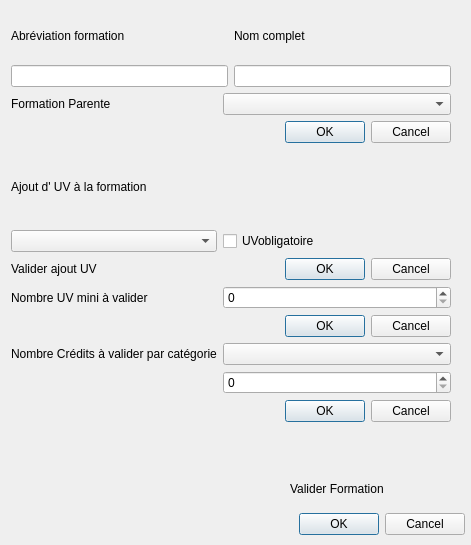
First picture: the form in qt/ui/addformation.ui, repository alecalve/UTProfiler, before the edit.
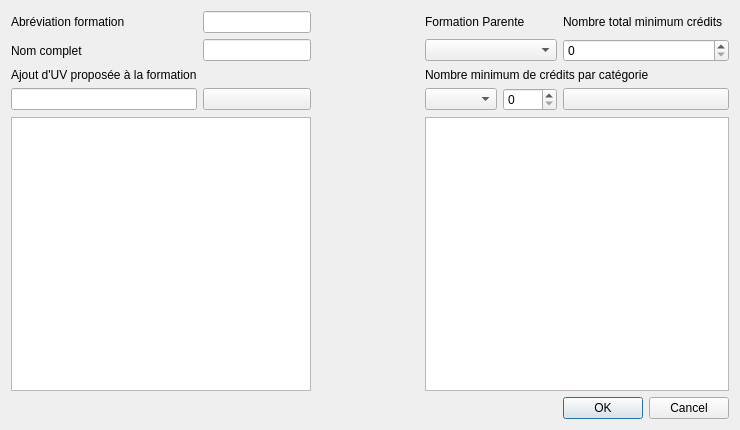
Second picture: the form after the edit. Icons and pictures are not drawn.

Commit message: Refonte de AddFormation

Patch:
```diff
--- a/qt/ui/addformation.ui
+++ b/qt/ui/addformation.ui
@@ -1,36 +1,19 @@
 <?xml version="1.0" encoding="UTF-8"?>
 <ui version="4.0">
- <class>addformation</class>
- <widget class="QWidget" name="addformation">
+ <class>AddFormation</class>
+ <widget class="QDialog" name="AddFormation">
   <property name="geometry">
    <rect>
     <x>0</x>
     <y>0</y>
-    <width>471</width>
-    <height>545</height>
+    <width>740</width>
+    <height>430</height>
    </rect>
   </property>
   <property name="windowTitle">
    <string>Form</string>
   </property>
-  <widget class="QWidget" name="">
-   <property name="geometry">
-    <rect>
-     <x>11</x>
-     <y>12</y>
-     <width>440</width>
-     <height>410</height>
-    </rect>
-   </property>
-   <layout class="QGridLayout" name="gridLayout_2">
-    <item row="0" column="0" colspan="2">
      <layout class="QGridLayout" name="gridLayout">
-      <item row="1" column="1">
-       <widget class="QLineEdit" name="nomEdit"/>
-      </item>
-      <item row="1" column="0">
-       <widget class="QLineEdit" name="abbrEdit"/>
-      </item>
       <item row="0" column="0">
        <widget class="QLabel" name="label_3">
         <property name="text">
@@ -38,142 +21,119 @@
         </property>
        </widget>
       </item>
+   <item row="0" column="5">
+    <widget class="QLabel" name="label_7">
+     <property name="text">
+      <string>Nombre total minimum crédits</string>
+     </property>
+    </widget>
+   </item>
+   <item row="3" column="5">
+    <widget class="QPushButton" name="addCredits">
+     <property name="text">
+      <string/>
+     </property>
+     <property name="icon">
+      <iconset resource="../icons.qrc">
+       <normaloff>:/new/icons/add.png</normaloff>:/new/icons/add.png</iconset>
+     </property>
+    </widget>
+   </item>
+   <item row="5" column="0" colspan="2">
+    <widget class="QTableWidget" name="tableUV"/>
+   </item>
+   <item row="3" column="4">
+    <widget class="QSpinBox" name="spinCatmin">
+     <property name="maximum">
+      <number>1000</number>
+     </property>
+    </widget>
+   </item>
+   <item row="2" column="3" colspan="3">
+    <widget class="QLabel" name="label_8">
+     <property name="text">
+      <string>Nombre minimum de crédits par catégorie</string>
+     </property>
+    </widget>
+   </item>
+   <item row="1" column="2">
+    <spacer name="spacer">
+     <property name="orientation">
+      <enum>Qt::Horizontal</enum>
+     </property>
+     <property name="sizeHint" stdset="0">
+      <size>
+       <width>40</width>
+       <height>20</height>
+      </size>
+     </property>
+    </spacer>
+   </item>
       <item row="0" column="1">
-       <widget class="QLabel" name="label_2">
-        <property name="text">
-         <string>Nom complet</string>
-        </property>
-       </widget>
-      </item>
-     </layout>
-    </item>
-    <item row="2" column="1">
-     <widget class="QDialogButtonBox" name="buttonBox">
-      <property name="standardButtons">
-       <set>QDialogButtonBox::Cancel|QDialogButtonBox::Ok</set>
-      </property>
-     </widget>
-    </item>
-    <item row="6" column="1">
-     <widget class="QSpinBox" name="miniUv">
-      <property name="maximum">
-       <number>50</number>
-      </property>
-     </widget>
-    </item>
-    <item row="1" column="1">
-     <widget class="QComboBox" name="comboBoxParent"/>
-    </item>
-    <item row="7" column="1">
-     <widget class="QDialogButtonBox" name="buttonBox_2">
-      <property name="standardButtons">
-       <set>QDialogButtonBox::Cancel|QDialogButtonBox::Ok</set>
-      </property>
-     </widget>
-    </item>
-    <item row="3" column="0" colspan="2">
-     <widget class="QLabel" name="label">
-      <property name="text">
-       <string>Ajout d' UV à la formation</string>
-      </property>
-     </widget>
-    </item>
-    <item row="1" column="0">
+    <widget class="QLineEdit" name="abbrEdit"/>
+   </item>
+   <item row="0" column="3" colspan="2">
      <widget class="QLabel" name="label_6">
       <property name="text">
        <string>Formation Parente</string>
       </property>
      </widget>
     </item>
-    <item row="4" column="1">
-     <widget class="QCheckBox" name="checkUvoblig">
+   <item row="3" column="1">
+    <widget class="QPushButton" name="addUv">
       <property name="text">
-       <string>UVobligatoire</string>
-      </property>
-     </widget>
-    </item>
-    <item row="5" column="1">
-     <widget class="QDialogButtonBox" name="validAddUv">
-      <property name="orientation">
-       <enum>Qt::Horizontal</enum>
-      </property>
-      <property name="standardButtons">
-       <set>QDialogButtonBox::Cancel|QDialogButtonBox::Ok</set>
-      </property>
-     </widget>
-    </item>
-    <item row="5" column="0">
-     <widget class="QLabel" name="label_4">
-      <property name="text">
-       <string>Valider ajout UV</string>
-      </property>
-     </widget>
-    </item>
-    <item row="9" column="1">
-     <widget class="QSpinBox" name="spinCatmin"/>
-    </item>
-    <item row="4" column="0">
-     <widget class="QComboBox" name="UvBox"/>
-    </item>
-    <item row="8" column="1">
-     <widget class="QComboBox" name="BoxCat"/>
-    </item>
-    <item row="6" column="0">
-     <widget class="QLabel" name="label_7">
+      <string/>
+     </property>
+     <property name="icon">
+      <iconset resource="../icons.qrc">
+       <normaloff>:/new/icons/add.png</normaloff>:/new/icons/add.png</iconset>
+     </property>
+    </widget>
+   </item>
+   <item row="5" column="3" colspan="3">
+    <widget class="QTableWidget" name="tableCredits"/>
+   </item>
+   <item row="3" column="3">
+    <widget class="QComboBox" name="boxCat"/>
+   </item>
+   <item row="2" column="0">
+    <widget class="QLabel" name="label">
       <property name="text">
-       <string>Nombre UV mini à valider</string>
+      <string>Ajout d'UV proposée à la formation</string>
       </property>
      </widget>
     </item>
-    <item row="8" column="0">
-     <widget class="QLabel" name="label_8">
-      <property name="text">
-       <string>Nombre Crédits à valider par catégorie</string>
-      </property>
-     </widget>
-    </item>
-    <item row="10" column="1">
-     <widget class="QDialogButtonBox" name="buttonBox_3">
-      <property name="standardButtons">
-       <set>QDialogButtonBox::Cancel|QDialogButtonBox::Ok</set>
+   <item row="3" column="0">
+    <widget class="QLineEdit" name="uvEdit"/>
+   </item>
+   <item row="1" column="5">
+    <widget class="QSpinBox" name="miniUv">
+     <property name="maximum">
+      <number>1000</number>
       </property>
      </widget>
     </item>
-   </layout>
-  </widget>
-  <widget class="QWidget" name="">
-   <property name="geometry">
-    <rect>
-     <x>290</x>
-     <y>470</y>
-     <width>175</width>
-     <height>65</height>
-    </rect>
-   </property>
-   <layout class="QGridLayout" name="gridLayout_4">
-    <item row="1" column="0">
+   <item row="6" column="5">
      <widget class="QDialogButtonBox" name="validAddformation">
       <property name="standardButtons">
        <set>QDialogButtonBox::Cancel|QDialogButtonBox::Ok</set>
       </property>
      </widget>
     </item>
-    <item row="0" column="0">
-     <widget class="QLabel" name="label_5">
+   <item row="1" column="1">
+    <widget class="QLineEdit" name="nomEdit"/>
+   </item>
+   <item row="1" column="0">
+    <widget class="QLabel" name="label_2">
       <property name="text">
-       <string>Valider Formation</string>
+      <string>Nom complet</string>
       </property>
      </widget>
     </item>
-   </layout>
-  </widget>
-  <zorder>validAddUv</zorder>
-  <zorder>label</zorder>
-  <zorder>checkBox</zorder>
-  <zorder>nomEdit</zorder>
-  <zorder>nomEdit</zorder>
-  <zorder>abbrEdit</zorder>
-  <zorder>label_2</zorder>
+   <item row="1" column="3" colspan="2">
+    <widget class="QComboBox" name="boxParent"/>
+   </item>
+  </layout>
   <zorder>label_3</zorder>
   <zorder>buttonBox_2</zorder>
   <zorder>label</zorder>
```
Left out of the diff: 97 changed lines with no effect on the pictures. Lines whose indentation alone changed are shown as unchanged. The commit also changes 2 other files.
